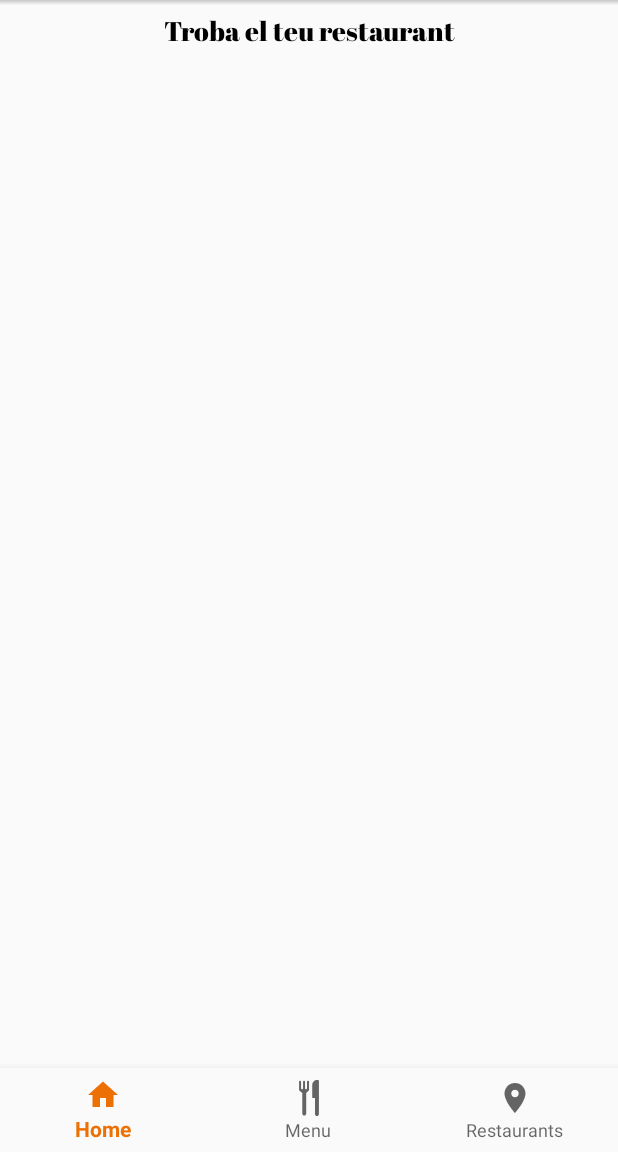
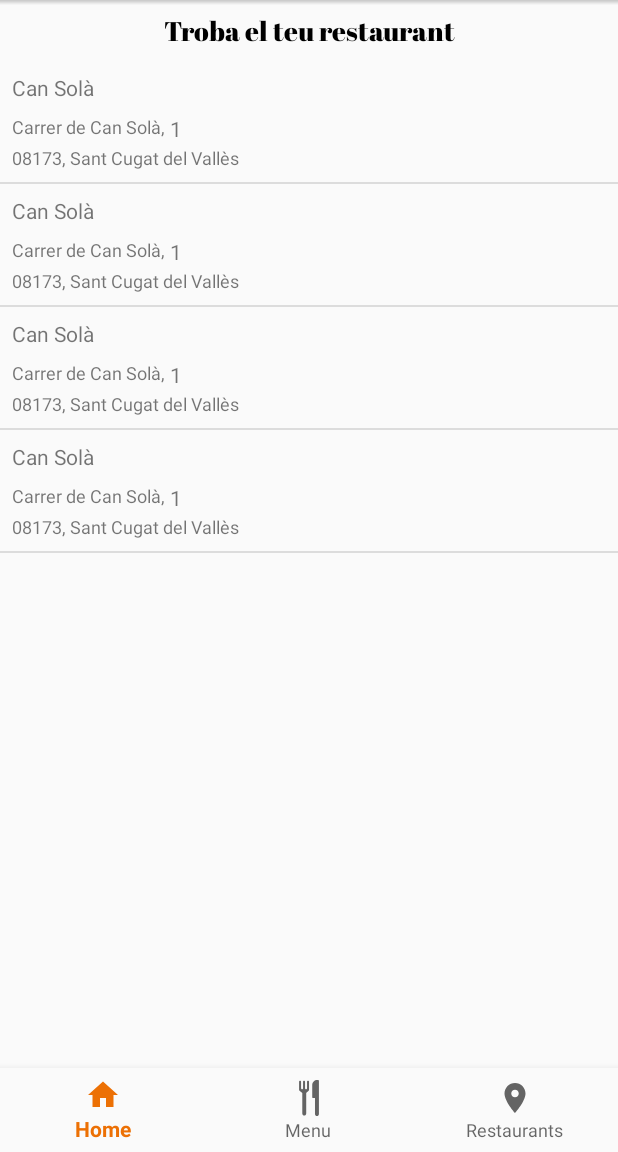
Before and after one commit to alloza95/VienaApp, an Android app: the fragment RestaurantsFragment placed in its activity, on a phone screen of 412 x 824 dp, the part 84-1236 px from its top. Run offline under Robolectric (Android 15) with nearby library versions, the phone set to English and light mode, and no system bars.

Commit message:
Llista Restaurants funcionant: - Model Restaurant creat - ViewHolder i Adapter del Restaurant creat

```diff
--- /dev/null
+++ b/app/src/main/java/com/arnauac/vienaapp/fragments_MainActivity/RestaurantItem.java
@@ -0,0 +1,54 @@
+package com.arnauac.vienaapp.fragments_MainActivity;
+
+public class RestaurantItem {
+
+    private String nameRestaurant, streetRestaurant, numberRestaurant, codepostRestaurant, townRestaurant;
+
+    public RestaurantItem(String nameRestaurant, String streetRestaurant, String numberRestaurant, String codepostRestaurant, String townRestaurant) {
+        this.nameRestaurant = nameRestaurant;
+        this.streetRestaurant = streetRestaurant;
+        this.numberRestaurant = numberRestaurant;
+        this.codepostRestaurant = codepostRestaurant;
+        this.townRestaurant = townRestaurant;
+    }
+
+    public String getNameRestaurant() {
+        return nameRestaurant;
+    }
+
+    public void setNameRestaurant(String nameRestaurant) {
+        this.nameRestaurant = nameRestaurant;
+    }
+
+    public String getStreetRestaurant() {
+        return streetRestaurant;
+    }
+
+    public void setStreetRestaurant(String streetRestaurant) {
+        this.streetRestaurant = streetRestaurant;
+    }
+
+    public String getNumberRestaurant() {
+        return numberRestaurant;
+    }
+
+    public void setNumberRestaurant(String numberRestaurant) {
+        this.numberRestaurant = numberRestaurant;
+    }
+
+    public String getCodepostRestaurant() {
+        return codepostRestaurant;
+    }
+
+    public void setCodepostRestaurant(String codepostRestaurant) {
+        this.codepostRestaurant = codepostRestaurant;
+    }
+
+    public String getTownRestaurant() {
+        return townRestaurant;
+    }
+
+    public void setTownRestaurant(String townRestaurant) {
+        this.townRestaurant = townRestaurant;
+    }
+}
--- /dev/null
+++ b/app/src/main/java/com/arnauac/vienaapp/fragments_MainActivity/RestaurantItemAdapter.java
@@ -0,0 +1,39 @@
+package com.arnauac.vienaapp.fragments_MainActivity;
+
+import android.support.annotation.NonNull;
+import android.support.v4.app.FragmentActivity;
+import android.support.v7.widget.RecyclerView;
+import android.view.LayoutInflater;
+import android.view.View;
+import android.view.ViewGroup;
+
+import com.arnauac.vienaapp.R;
+
+import java.util.List;
+
+public class RestaurantItemAdapter extends RecyclerView.Adapter<RestaurantItemHolder> {
+    private FragmentActivity mContext;
+    private List<RestaurantItem> items;
+
+    public RestaurantItemAdapter(FragmentActivity mContext, List<RestaurantItem> items) {
+        this.mContext = mContext;
+        this.items = items;
+    }
+
+    @NonNull
+    @Override
+    public RestaurantItemHolder onCreateViewHolder(@NonNull ViewGroup parent, int viewType) {
+        View itemView = LayoutInflater.from(mContext).inflate(R.layout.item_restaurant, parent, false);
+        return new RestaurantItemHolder(itemView);
+    }
+
+    @Override
+    public void onBindViewHolder(@NonNull RestaurantItemHolder holder, int position) {
+        holder.bind(items.get(position));
+    }
+
+    @Override
+    public int getItemCount() {
+        return items.size();
+    }
+}
--- /dev/null
+++ b/app/src/main/java/com/arnauac/vienaapp/fragments_MainActivity/RestaurantItemHolder.java
@@ -0,0 +1,28 @@
+package com.arnauac.vienaapp.fragments_MainActivity;
+
+import android.support.v7.widget.RecyclerView;
+import android.view.View;
+import android.widget.TextView;
+
+import com.arnauac.vienaapp.R;
+
+public class RestaurantItemHolder extends RecyclerView.ViewHolder {
+    private TextView nameRestaurant_view, streetRestaurant_view, numberRestaurant_view, codepostRestaurant_view, townRestaurant_view;
+
+    public RestaurantItemHolder(View itemView) {
+        super(itemView);
+        nameRestaurant_view = itemView.findViewById(R.id.nameRestaurant_view);
+        streetRestaurant_view = itemView.findViewById(R.id.streetRestaurant_view);
+        numberRestaurant_view = itemView.findViewById(R.id.numberRestaurant_view);
+        codepostRestaurant_view = itemView.findViewById(R.id.codepostRestaurant_view);
+        townRestaurant_view = itemView.findViewById(R.id.townRestaurant_view);
+    }
+
+    public void bind(RestaurantItem item) {
+        nameRestaurant_view.setText(item.getNameRestaurant());
+        streetRestaurant_view.setText(item.getStreetRestaurant());
+        numberRestaurant_view.setText(item.getNumberRestaurant());
+        codepostRestaurant_view.setText(item.getCodepostRestaurant());
+        townRestaurant_view.setText(item.getTownRestaurant());
+    }
+}
--- a/app/src/main/java/com/arnauac/vienaapp/fragments_MainActivity/RestaurantsFragment.java
+++ b/app/src/main/java/com/arnauac/vienaapp/fragments_MainActivity/RestaurantsFragment.java
@@ -4,16 +4,72 @@ import android.os.Bundle;
 import android.support.annotation.NonNull;
 import android.support.annotation.Nullable;
 import android.support.v4.app.Fragment;
+import android.support.v7.widget.DividerItemDecoration;
+import android.support.v7.widget.LinearLayoutManager;
+import android.support.v7.widget.RecyclerView;
 import android.view.LayoutInflater;
 import android.view.View;
 import android.view.ViewGroup;
 
 import com.arnauac.vienaapp.R;
 
+import java.util.ArrayList;
+import java.util.List;
+
 public class RestaurantsFragment extends Fragment {
+
+    //Model
+    List<RestaurantItem> items;
+
+    //Referències a elements de la pantalla
+    private RecyclerView recyclerView;
+    private RestaurantItemAdapter adapter;
+
     @Nullable
     @Override
     public View onCreateView(@NonNull LayoutInflater inflater, @Nullable ViewGroup container, @Nullable Bundle savedInstanceState) {
-        return inflater.inflate(R.layout.fragment_restaurants, container, false);
+        View view = inflater.inflate(R.layout.fragment_restaurants, container, false);
+
+        items = new ArrayList<>();
+        items.add(new RestaurantItem(
+                "Can Solà",
+                "Carrer de Can Solà" + ",",
+                " " + "1",
+                "08173" + ",",
+                " " + "Sant Cugat del Vallès"
+        ));
+        items.add(new RestaurantItem(
+                "Can Solà",
+                "Carrer de Can Solà" + ",",
+                " " + "1",
+                "08173" + ",",
+                " " + "Sant Cugat del Vallès"
+        ));
+        items.add(new RestaurantItem(
+                "Can Solà",
+                "Carrer de Can Solà" + ",",
+                " " + "1",
+                "08173" + ",",
+                " " + "Sant Cugat del Vallès"
+        ));
+        items.add(new RestaurantItem(
+                "Can Solà",
+                "Carrer de Can Solà" + ",",
+                " " + "1",
+                "08173" + ",",
+                " " + "Sant Cugat del Vallès"
+        ));
+
+        recyclerView = view.findViewById(R.id.listRestaurant);
+        adapter = new RestaurantItemAdapter(this.getActivity(), items);
+
+        recyclerView.setLayoutManager(new LinearLayoutManager(this.getActivity()));
+        recyclerView.addItemDecoration(
+                new DividerItemDecoration(this.getActivity(), DividerItemDecoration.VERTICAL)
+        );
+
+        recyclerView.setAdapter(adapter);
+
+        return view;
     }
 }
--- a/app/src/main/res/layout/fragment_restaurants.xml
+++ b/app/src/main/res/layout/fragment_restaurants.xml
@@ -26,6 +26,7 @@
         app:layout_constraintTop_toTopOf="parent" />
 
     <android.support.v7.widget.RecyclerView
+        android:id="@+id/listRestaurant"
         android:layout_width="match_parent"
         android:layout_height="0dp"
         android:layout_alignParentTop="true"
```
